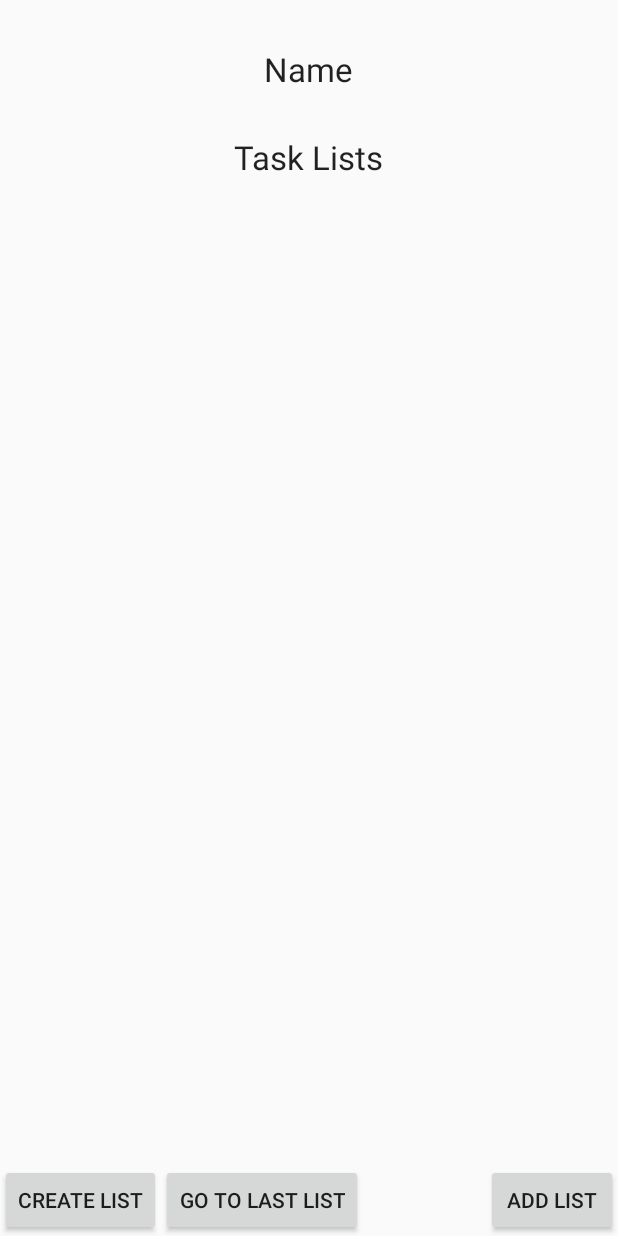
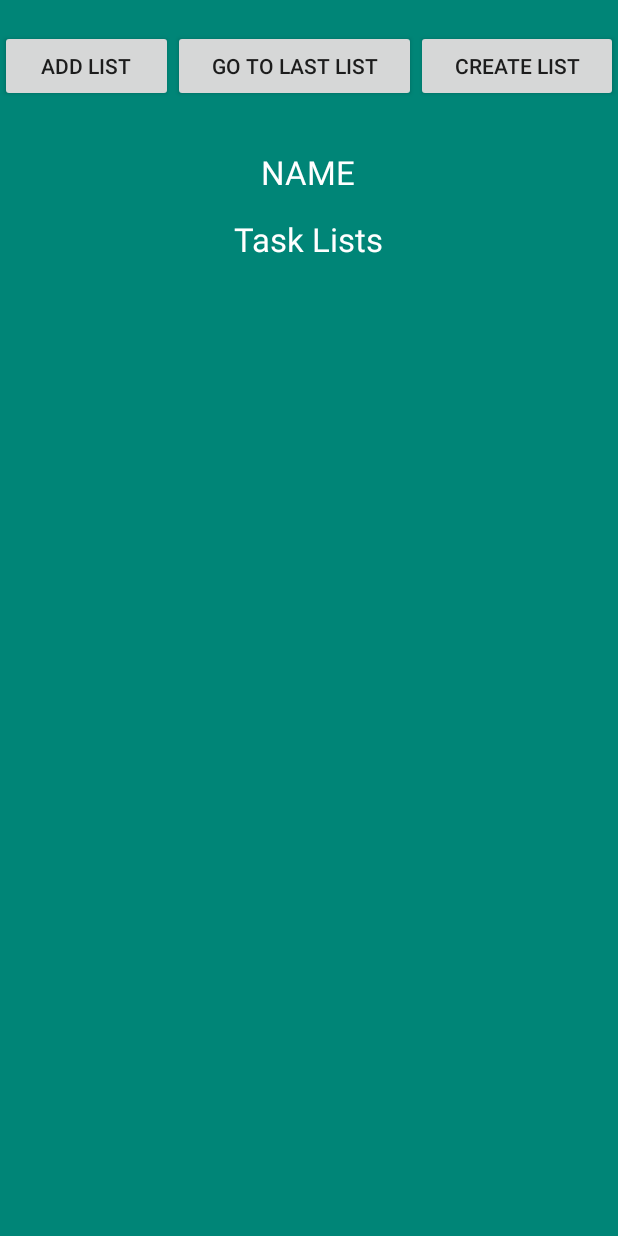
Before and after one commit to ucsdCSE110wi16/CSE110M260T16, an Android app: the MainMenu screen opened directly, with no data from a screen before it, on a phone screen of 412 x 824 dp. Run offline under Robolectric (Android 15) with nearby library versions, the phone set to English and light mode, and no system bars; libraries missing offline, so code that uses them is left out: com.parse; 5 statements that could not run were skipped.

Commit message:
Changed UI for main screen page

```diff
--- a/CSE110TaskList/app/src/main/res/layout/main_menu.xml
+++ b/CSE110TaskList/app/src/main/res/layout/main_menu.xml
@@ -2,27 +2,21 @@
 <RelativeLayout xmlns:android="http://schemas.android.com/apk/res/android"
     android:layout_width="match_parent"
     android:layout_height="match_parent"
-    xmlns:app="http://schemas.android.com/apk/res-auto">
+    xmlns:app="http://schemas.android.com/apk/res-auto"
+    android:background="@color/accent_material_light">
 
-    <Button
-        android:layout_width="wrap_content"
-        android:layout_height="wrap_content"
-        android:text="Add List"
-        android:id="@+id/B_addNewList"
-        android:onClick="onButtonClick"
-        android:layout_alignParentBottom="true"
-        android:layout_alignParentRight="true"
-        android:layout_alignParentEnd="true" />
 
     <TextView
         android:layout_width="wrap_content"
         android:layout_height="wrap_content"
         android:textAppearance="?android:attr/textAppearanceLarge"
         android:text="Name"
+        android:textAllCaps="true"
         android:id="@+id/Text_name"
         android:layout_alignParentTop="true"
         android:layout_centerHorizontal="true"
-        android:layout_marginTop="31dp" />
+        android:layout_marginTop="100dp"
+        android:textColor="@color/abc_primary_text_disable_only_material_dark" />
 
     <TextView
         android:layout_width="wrap_content"
@@ -32,17 +26,8 @@
         android:id="@+id/Text_taskLists"
         android:layout_below="@+id/Text_name"
         android:layout_centerHorizontal="true"
-        android:layout_marginTop="29dp" />
-
-    <Button
-        android:layout_width="wrap_content"
-        android:layout_height="wrap_content"
-        android:text="@string/create_new_list"
-        android:id="@+id/B_createNewList"
-        android:onClick="onButtonClick"
-        android:layout_alignParentBottom="true"
-        android:layout_alignParentLeft="true"
-        android:layout_alignParentStart="true" />
+        android:layout_marginTop="15dp"
+        android:textColor="@color/abc_primary_text_disable_only_material_dark" />
 
     <ListView
         android:layout_width="wrap_content"
@@ -51,59 +36,48 @@
         android:layout_below="@+id/Text_taskLists"
         android:layout_centerHorizontal="true"
         android:layout_above="@+id/B_addNewList"
-        android:choiceMode="singleChoice" />
+        android:choiceMode="singleChoice"
+        android:layout_marginTop="20dp"
+        android:background="@color/accent" />
 
-    <Button
-        android:layout_width="wrap_content"
-        android:layout_height="wrap_content"
-        android:text="Go To Last List"
-        android:id="@+id/toList"
-        android:layout_below="@+id/List_groups"
-        android:layout_toRightOf="@+id/B_createNewList"
-        android:layout_toEndOf="@+id/B_createNewList"
-        android:onClick="goToList" />
+    <LinearLayout
+        android:layout_width="match_parent"
+        android:layout_height="match_parent"
+        android:layout_marginTop="20dp">
 
-    <!-- <android.support.design.widget.CoordinatorLayout
-        android:id="@+id/main_content"
-        xmlns:android="http://schemas.android.com/apk/res/android"
-        xmlns:app="http://schemas.android.com/apk/res-auto"
-        android:layout_width="match_parent"
-        android:layout_height="match_parent">
-
-   <android.support.v7.widget.RecyclerView
-         android:id="@+id/rvToDoList"
-         android:layout_width="match_parent"
-         android:layout_height="match_parent">
-    </android.support.v7.widget.RecyclerView>
-
-<android.support.design.widget.FloatingActionButton
-    android:id="@+id/fab_main"
-    android:layout_width="wrap_content"
-    android:layout_height="wrap_content"
-    android:src="@drawable/ic_add"
-    android:layout_gravity="bottom|end"
-    android:layout_margin="@dimen/fab_margin"
-    />
-
-<android.support.design.widget.FloatingActionButton
-    android:id="@+id/fab2"
-    android:layout_width="wrap_content"
-    android:layout_height="wrap_content"
-    android:layout_gravity="top|end"
-    android:layout_marginBottom="0dp"
-    android:layout_marginEnd="0dp"
-    android:layout_marginLeft="0dp"
-    android:layout_marginRight="0dp"
-    android:layout_marginStart="0dp"
-    android:layout_marginTop="0dp"
-    android:src="@android:drawable/ic_media_play"
-    app:layout_anchor="@id/fab_main"
-    app:layout_anchorGravity="top" />
-
-
- </android.support.design.widget.CoordinatorLayout> -->
+        <Button
+            android:layout_width="wrap_content"
+            android:layout_height="wrap_content"
+            android:text="Add List"
+            android:id="@+id/B_addNewList"
+            android:onClick="onButtonClick"
+            android:layout_alignParentBottom="true"
+            android:layout_alignParentRight="true"
+            android:layout_alignParentEnd="true"
+            android:layout_weight="1"/>
 
 
 
+        <Button
+            android:layout_width="wrap_content"
+            android:layout_height="wrap_content"
+            android:text="Go To Last List"
+            android:id="@+id/toList"
+            android:layout_below="@+id/List_groups"
+            android:layout_toRightOf="@+id/B_createNewList"
+            android:layout_toEndOf="@+id/B_createNewList"
+            android:onClick="goToList"
+            android:layout_weight="1"/>
 
+        <Button
+            android:layout_width="wrap_content"
+            android:layout_height="wrap_content"
+            android:text="@string/create_new_list"
+            android:id="@+id/B_createNewList"
+            android:onClick="onButtonClick"
+            android:layout_alignParentBottom="true"
+            android:layout_alignParentLeft="true"
+            android:layout_alignParentStart="true"
+            android:layout_weight="1"/>
+    </LinearLayout>
 </RelativeLayout>
```
Also changed, not shown: 1 other file.
